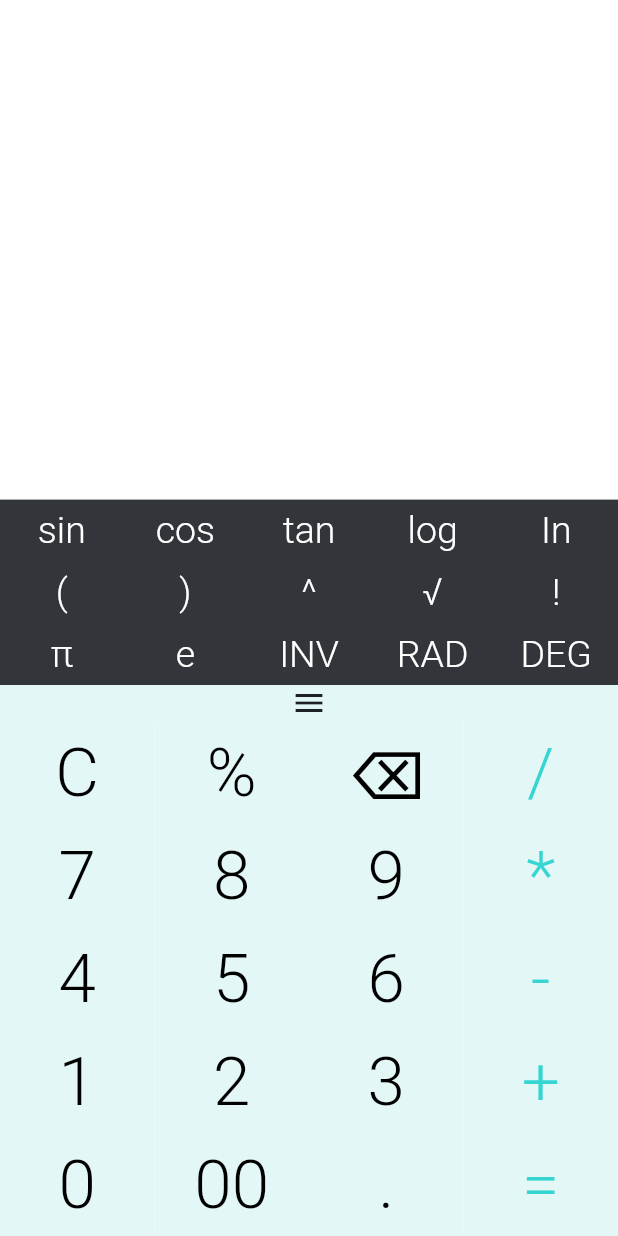
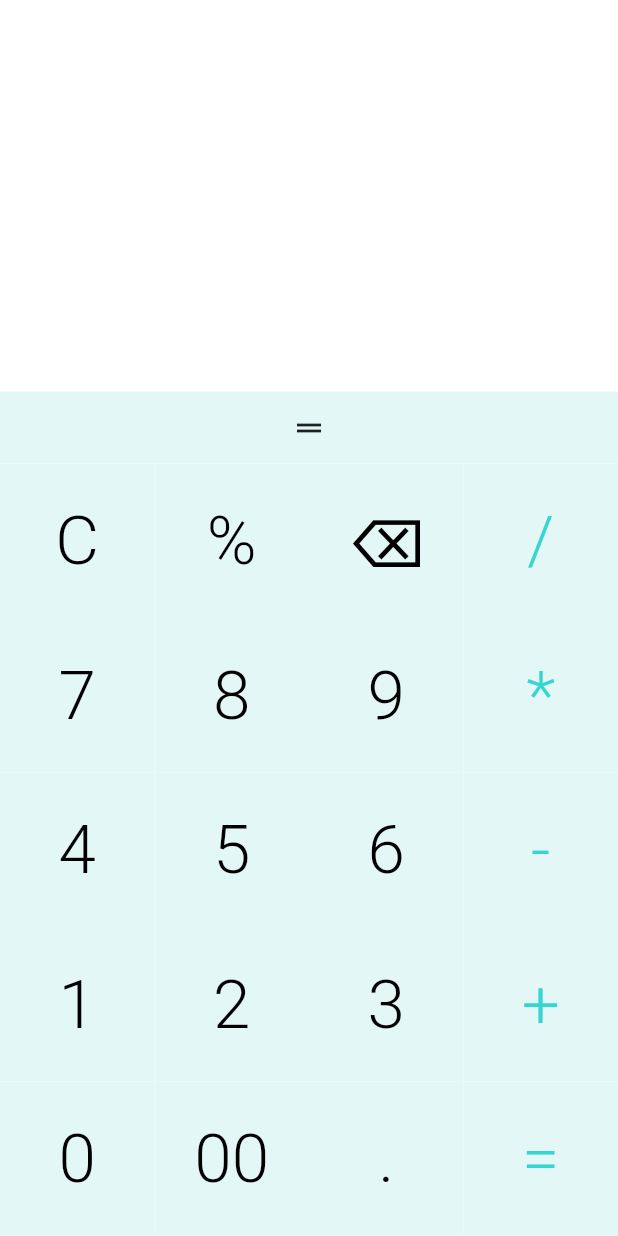
Before and after one commit to Noob-2-pro/CalC-App, a Flutter app: the screen it shows after launch, on a phone screen of 412 x 824 dp. Run offline on Flutter 3.47's test engine with Material 2 defaults, Android fonts, the phone set to English and light mode, and no system bars; our stand-ins replace math_expressions.

Commit message:
Refactored Code

```diff
--- /dev/null
+++ b/lib/Constants.dart
@@ -0,0 +1,27 @@
+import 'package:flutter/material.dart';
+
+List kBottomGridText = [0, '00', '.', '=', 1, 2, 3, '+', 4, 5, 6, '-', 7, 8, 9, '*', 'C', '%', '⌫', '/'];
+List kscientificGridText = ['sin', 'cos', 'tan', 'log', 'In', '(', ')', '^', '√', '!', 'π', 'e', 'INV', 'RAD', 'DEG'];
+
+List<Color> ktextColor = [
+  Colors.black,
+  Colors.black,
+  Colors.black,
+  Color(0xFF35d5d2),
+  Colors.black,
+  Colors.black,
+  Colors.black,
+  Color(0xFF35d5d2),
+  Colors.black,
+  Colors.black,
+  Colors.black,
+  Color(0xFF35d5d2),
+  Colors.black,
+  Colors.black,
+  Colors.black,
+  Color(0xFF35d5d2),
+  Colors.black,
+  Colors.black,
+  Colors.black,
+  Color(0xFF35d5d2)
+];
--- /dev/null
+++ b/lib/Mainpage.dart
@@ -0,0 +1,115 @@
+import 'package:flutter/material.dart';
+import 'package:math_expressions/math_expressions.dart';
+import 'package:calc/bottomgrid.dart';
+import 'Constants.dart';
+import 'UpperGrid.dart';
+
+class MainPage extends StatefulWidget {
+  @override
+  _MainPageState createState() => _MainPageState();
+}
+
+class _MainPageState extends State<MainPage> {
+  String _history = '';
+  String _value = '';
+  bool selected = false;
+
+  void backspace() {
+    setState(() {
+      _value = _value.substring(0, _value.length - 1);
+    });
+  }
+
+  void allClear() {
+    setState(() {
+      _history = '';
+      _value = '';
+    });
+  }
+
+  void evaluate() {
+    Parser p = Parser();
+    Expression exp = p.parse(_value);
+    ContextModel cm = ContextModel();
+
+    setState(() {
+      _history = _value;
+      try {
+        _value = exp.evaluate(EvaluationType.REAL, cm).toString();
+      } catch (e) {
+        _value = 'Error';
+      }
+    });
+  }
+
+  void action(int int) {
+    setState(() {
+      _value += kBottomGridText[int].toString();
+    });
+
+    print(_value);
+  }
+
+  void callbacks(int int) {
+    if (int == 3) {
+      return evaluate();
+    } else if (int == 16) {
+      allClear();
+    } else if (int == 18) {
+      backspace();
+    } else {
+      return action(int);
+    }
+  }
+
+  @override
+  Widget build(BuildContext context) {
+    return Column(mainAxisAlignment: MainAxisAlignment.end, children: [
+      Column(
+        children: [
+          Padding(
+              padding: EdgeInsets.only(top: 100, right: 20, bottom: 15),
+              child: Align(
+                alignment: Alignment.centerRight,
+                child: Text(
+                  _history,
+                  style: TextStyle(fontSize: 35, fontWeight: FontWeight.bold, color: Colors.black45),
+                ),
+              )),
+          Align(
+            alignment: Alignment.centerRight,
+            child: SingleChildScrollView(
+              reverse: true,
+              scrollDirection: Axis.horizontal,
+              child: Padding(
+                padding: EdgeInsets.only(right: 20, bottom: 50),
+                child: Text(
+                  _value,
+                  style: TextStyle(fontSize: 45, fontWeight: FontWeight.bold),
+                ),
+              ),
+            ),
+          ),
+        ],
+      ),
+      UpperGrid(selected: selected, callback: callbacks),
+      Container(
+        color: Color(0xFFe4f7f7),
+        width: double.infinity,
+        child: IconButton(
+          icon: Icon(Icons.drag_handle),
+          onPressed: () {
+            setState(() {
+              selected = !selected;
+              print(selected);
+            });
+          },
+        ),
+      ),
+      BottomGrid(
+        selected: selected,
+        callback: callbacks,
+      ),
+    ]);
+  }
+}
--- /dev/null
+++ b/lib/bottomgrid.dart
@@ -0,0 +1,29 @@
+import 'package:flutter/material.dart';
+import 'package:calc/components/button.dart';
+import 'Constants.dart';
+
+class BottomGrid extends StatelessWidget {
+  final bool selected;
+  final Function callback;
+  BottomGrid({this.selected, this.callback});
+  @override
+  Widget build(BuildContext context) {
+    return GridView.builder(
+      padding: EdgeInsets.all(0),
+      reverse: true,
+      gridDelegate: SliverGridDelegateWithFixedCrossAxisCount(crossAxisCount: 4, childAspectRatio: selected ? 1.5 : 1),
+      shrinkWrap: true,
+      physics: NeverScrollableScrollPhysics(),
+      itemCount: 20,
+      itemBuilder: (context, int) {
+        return Button(
+            text: kBottomGridText[int].toString(),
+            textColor: ktextColor[int],
+            textSize: selected ? 40 : 45,
+            callback: () {
+              callback(int);
+            });
+      },
+    );
+  }
+}
--- a/lib/button.dart
+++ b/lib/components/button.dart
@@ -4,7 +4,8 @@ class Button extends StatelessWidget {
   final String text;
   final Color textColor;
   final Function callback;
-  Button({this.text, this.textColor, this.callback});
+  final double textSize;
+  Button({this.text, this.textColor, this.callback, this.textSize});
 
   @override
   Widget build(BuildContext context) {
@@ -15,7 +16,7 @@ class Button extends StatelessWidget {
             child: Text(
           text,
           textAlign: TextAlign.center,
-          style: TextStyle(fontSize: 45, color: textColor, fontWeight: FontWeight.w300),
+          style: TextStyle(fontSize: textSize, color: textColor, fontWeight: FontWeight.w300),
         )),
         decoration: BoxDecoration(color: Color(0xFFe4f7f7)),
       ),
--- a/lib/main.dart
+++ b/lib/main.dart
@@ -1,7 +1,6 @@
 import 'package:flutter/material.dart';
-import 'button.dart';
-import 'package:math_expressions/math_expressions.dart';
 import 'package:flutter/services.dart';
+import 'Mainpage.dart';
 
 void main() {
   WidgetsFlutterBinding.ensureInitialized();
@@ -20,175 +19,3 @@ class CalC extends StatelessWidget {
     );
   }
 }
-
-class MainPage extends StatefulWidget {
-  @override
-  _MainPageState createState() => _MainPageState();
-}
-
-class _MainPageState extends State<MainPage> {
-  List text = [0, '00', '.', '=', 1, 2, 3, '+', 4, 5, 6, '-', 7, 8, 9, '*', 'C', '%', '⌫', '/'];
-  List scientificText = ['sin', 'cos', 'tan', 'log', 'In', '(', ')', '^', '√', '!', 'π', 'e', 'INV', 'RAD', 'DEG'];
-
-  List<Color> textColor = [
-    Colors.black,
-    Colors.black,
-    Colors.black,
-    Color(0xFF35d5d2),
-    Colors.black,
-    Colors.black,
-    Colors.black,
-    Color(0xFF35d5d2),
-    Colors.black,
-    Colors.black,
-    Colors.black,
-    Color(0xFF35d5d2),
-    Colors.black,
-    Colors.black,
-    Colors.black,
-    Color(0xFF35d5d2),
-    Colors.black,
-    Colors.black,
-    Colors.black,
-    Color(0xFF35d5d2)
-  ];
-  List<Function> callbacks = [];
-  String _history = '';
-  String _value = '';
-  bool selected = false;
-
-  backspace() {
-    setState(() {
-      _value = _value.substring(0, _value.length - 1);
-    });
-  }
-
-  allClear() {
-    setState(() {
-      _history = '';
-      _value = '';
-    });
-  }
-
-  action(int int) {
-    setState(() {
-      _value += text[int].toString();
-    });
-
-    print(_value);
-  }
-
-  evaluate() {
-    Parser p = Parser();
-    Expression exp = p.parse(_value);
-    ContextModel cm = ContextModel();
-
-    setState(() {
-      _history = _value;
-      try {
-        _value = exp.evaluate(EvaluationType.REAL, cm).toString();
-      } catch (e) {
-        _value = 'Error';
-      }
-    });
-
-    print('okev');
-  }
-
-  callback(int int) {
-    if (int == 3) {
-      return evaluate();
-    } else if (int == 16) {
-      allClear();
-    } else if (int == 18) {
-      backspace();
-    } else {
-      return action(int);
-    }
-  }
-
-  @override
-  Widget build(BuildContext context) {
-    return Column(mainAxisAlignment: MainAxisAlignment.end, children: [
-      Column(
-        children: [
-          SizedBox(
-            height: 100,
-          ),
-          Align(
-            alignment: Alignment.centerRight,
-            child: SingleChildScrollView(
-              reverse: true,
-              scrollDirection: Axis.horizontal,
-              child: Padding(
-                padding: EdgeInsets.only(right: 20, bottom: 20),
-                child: Text(
-                  _value,
-                  style: TextStyle(fontSize: 45, fontWeight: FontWeight.bold),
-                ),
-              ),
-            ),
-          ),
-          Padding(
-              padding: EdgeInsets.only(right: 20),
-              child: Align(
-                alignment: Alignment.centerRight,
-                child: Text(
-                  _history,
-                  style: TextStyle(fontSize: 35, fontWeight: FontWeight.bold, color: Colors.black45),
-                ),
-              )),
-        ],
-      ),
-      SizedBox(height: 30),
-      Container(
-        width: double.infinity,
-        decoration: BoxDecoration(color: Color(0xFF32363a)),
-        child: GestureDetector(
-          child: GridView.builder(
-            shrinkWrap: true,
-            gridDelegate: SliverGridDelegateWithFixedCrossAxisCount(crossAxisCount: 5, childAspectRatio: 2),
-            itemCount: 15,
-            itemBuilder: (context, int) {
-              return GestureDetector(
-                onTap: () {
-                  print(scientificText[int].toString());
-                },
-                child: Container(
-                  alignment: Alignment.center,
-                  child: Text(
-                    scientificText[int].toString(),
-                    textAlign: TextAlign.center,
-                    style: TextStyle(color: Colors.white, fontSize: 25, fontWeight: FontWeight.w300),
-                  ),
-                ),
-              );
-            },
-          ),
-          onTap: () {},
-        ),
-      ),
-      Container(
-        color: Color(0xFFe4f7f7),
-        width: double.infinity,
-        child: Icon(Icons.menu),
-      ),
-      GridView.builder(
-        padding: EdgeInsets.all(0),
-        reverse: true,
-        gridDelegate: SliverGridDelegateWithFixedCrossAxisCount(crossAxisCount: 4, childAspectRatio: 1.5),
-        shrinkWrap: true,
-        physics: NeverScrollableScrollPhysics(),
-        itemCount: 20,
-        itemBuilder: (context, int) {
-          return Button(
-              text: text[int].toString(),
-              textColor: textColor[int],
-              callback: () {
-                callback(int);
-              });
-        },
-      ),
-    ]);
-  }
-}
```
Also changed, not shown: lib/UpperGrid.dart (added, +39 -0 lines).
